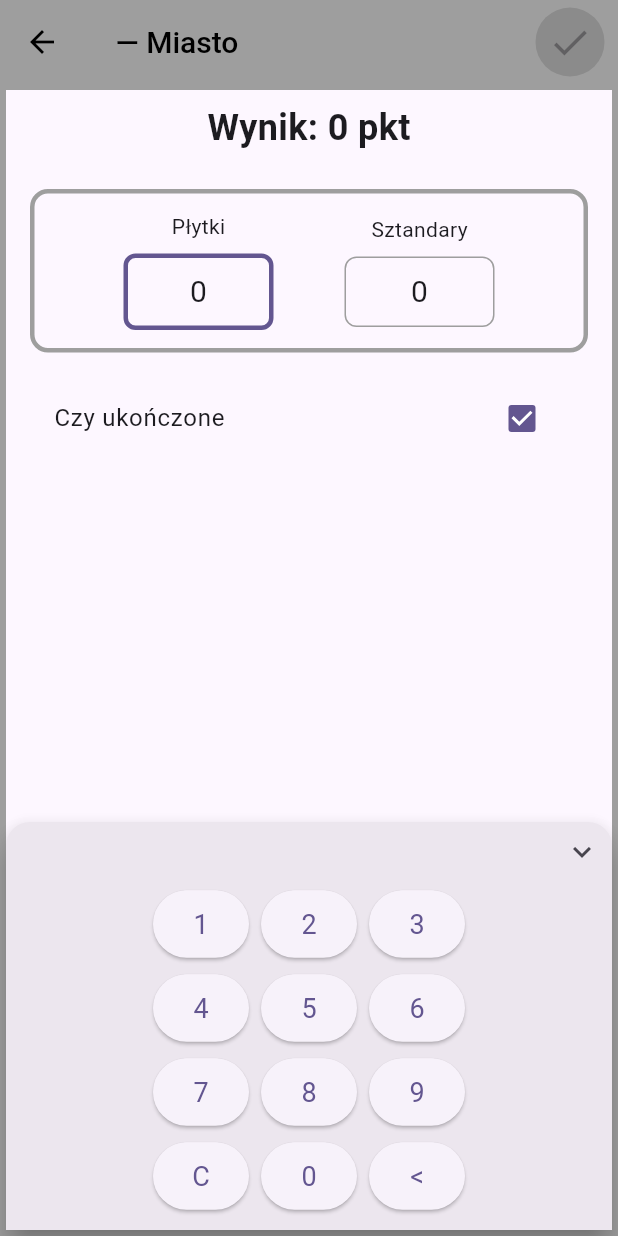
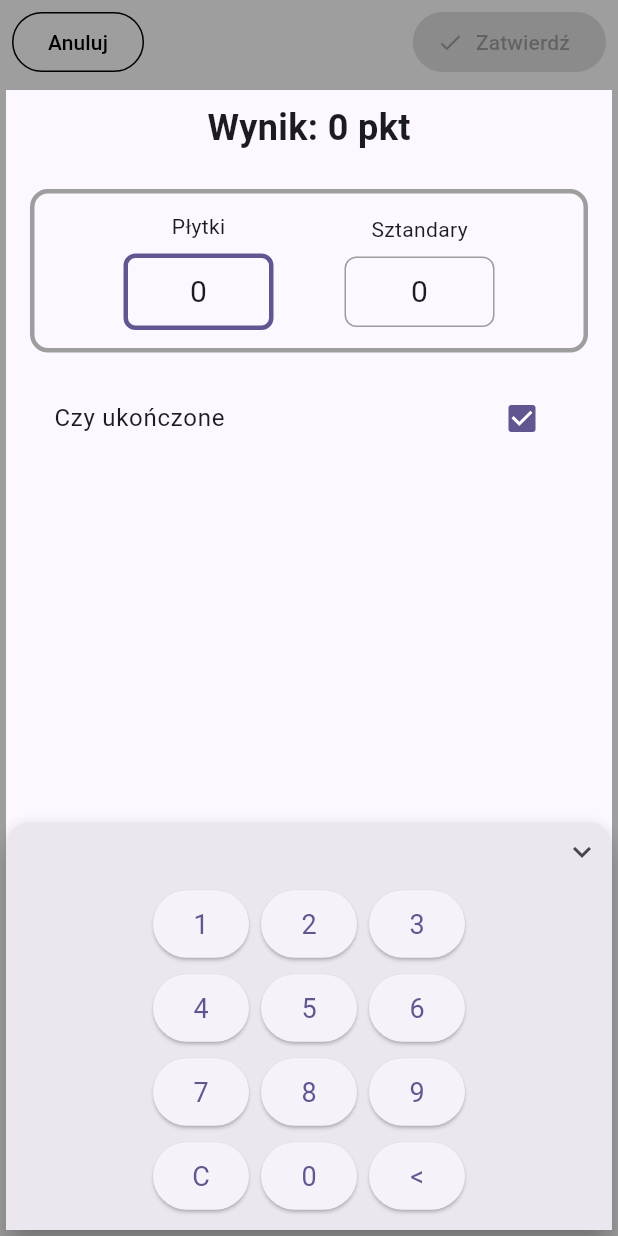
Before and after one commit to WGFizban/CC_NEW, a Flutter app: the AddPointsScreen screen opened directly with empty values, on a phone screen of 412 x 824 dp. Run offline on Flutter 3.47's test engine with Material 3 defaults, Android fonts, the phone set to English and light mode, and no system bars; our stand-ins replace flutter_colorpicker, flutter_svg, shared_preferences, wakelock_plus; accounts and stored records are empty; generated files the repository leaves out were written again.

Commit message:
Pasek ekranów punktowania: Anuluj i Zatwierdź zamiast strzałki i fajki, bez tytułu; wyśrodkowany tytuł wyboru; podpowiedzi jako dymek z X
Co-Authored-By: Claude Sonnet 5.5 <noreply@anthropic.com>
Claude-Session: https://claude.ai/code/session_01P2QWxkXWwGKiSLABjDzL2r

```diff
--- a/lib/screens/add_points_screen.dart
+++ b/lib/screens/add_points_screen.dart
@@ -14,8 +14,7 @@ import '../models/sharing.dart';
 import '../models/sheep.dart';
 import '../models/standings.dart';
 import '../theme/app_colors.dart';
-import '../widgets/auto_size_text.dart';
-import '../widgets/confirm_action.dart';
+import '../widgets/scoring_app_bar.dart';
 import '../widgets/counter_stepper.dart';
 import '../widgets/game_icon.dart';
 import '../widgets/goods_widgets.dart';
@@ -313,15 +312,11 @@ class _AddPointsScreenState extends State<AddPointsScreen> {
         _goldToAdd.isNotEmpty;
 
     return Scaffold(
-      appBar: AppBar(
-        title: AppBarTitle(
-          neutral
-              ? _type.title(l)
-              : '${widget.player.name} — ${_type.title(l)}',
-        ),
+      appBar: scoringAppBar(
+        context,
+        onConfirm: canConfirm ? _confirm : null,
         backgroundColor: neutral ? null : color,
         foregroundColor: neutral ? null : foregroundOn(color),
-        actions: [ConfirmAction(onPressed: canConfirm ? _confirm : null)],
       ),
       body: Container(
         decoration: neutral
--- a/lib/screens/select_points_type_screen.dart
+++ b/lib/screens/select_points_type_screen.dart
@@ -83,7 +83,10 @@ class SelectPointsTypeScreen extends StatelessWidget {
         automaticallyImplyLeading: false,
         toolbarHeight: 72,
         centerTitle: true,
-        title: AppBarTitle(l.addPointsTitle(player.name)),
+        title: AppBarTitle(
+          l.addPointsTitle(player.name),
+          textAlign: TextAlign.center,
+        ),
         backgroundColor: color,
         foregroundColor: foregroundOn(color),
       ),
--- a/lib/widgets/confirm_action.dart
+++ /dev/null
@@ -1,30 +0,0 @@
-import 'package:flutter/material.dart';
-
-import '../l10n/l10n.dart';
-
-/// Duża fajka zatwierdzająca w prawym górnym rogu paska (`AppBar.actions`).
-/// Jest zielona, żeby wyróżniała się w pasku. Gdy [onPressed] jest `null`,
-/// przycisk jest wyszarzony.
-class ConfirmAction extends StatelessWidget {
-  final VoidCallback? onPressed;
-
-  const ConfirmAction({super.key, required this.onPressed});
-
-  @override
-  Widget build(BuildContext context) {
-    return Padding(
-      padding: const EdgeInsets.only(right: 8),
-      child: IconButton.filled(
-        onPressed: onPressed,
-        style: IconButton.styleFrom(
-          backgroundColor: const Color(0xFF2E9E44),
-          foregroundColor: Colors.white,
-          disabledBackgroundColor: Colors.black12,
-        ),
-        tooltip: context.l10n.confirm,
-        iconSize: 30,
-        icon: const Icon(Icons.check),
-      ),
-    );
-  }
-}
--- /dev/null
+++ b/lib/widgets/scoring_app_bar.dart
@@ -0,0 +1,53 @@
+import 'package:flutter/material.dart';
+
+import '../l10n/l10n.dart';
+
+/// Pasek ekranu punktowania: po lewej przycisk „Anuluj", po prawej
+/// „Zatwierdź" (wyszarzony, gdy [onConfirm] jest `null`), bez tytułu.
+AppBar scoringAppBar(
+  BuildContext context, {
+  required VoidCallback? onConfirm,
+  Color? backgroundColor,
+  Color? foregroundColor,
+}) {
+  final l = context.l10n;
+  return AppBar(
+    automaticallyImplyLeading: false,
+    backgroundColor: backgroundColor,
+    foregroundColor: foregroundColor,
+    leadingWidth: 130,
+    leading: Align(
+      alignment: Alignment.centerLeft,
+      child: Padding(
+        padding: const EdgeInsets.only(left: 8),
+        child: OutlinedButton(
+          onPressed: () => Navigator.pop(context),
+          style: OutlinedButton.styleFrom(
+            foregroundColor: foregroundColor,
+            side: BorderSide(
+              color: foregroundColor ?? Theme.of(context).colorScheme.outline,
+            ),
+            shape: const StadiumBorder(),
+          ),
+          child: Text(l.cancel),
+        ),
+      ),
+    ),
+    actions: [
+      Padding(
+        padding: const EdgeInsets.only(right: 8),
+        child: FilledButton.icon(
+          onPressed: onConfirm,
+          style: FilledButton.styleFrom(
+            backgroundColor: const Color(0xFF2E9E44),
+            foregroundColor: Colors.white,
+            disabledBackgroundColor: Colors.black12,
+            shape: const StadiumBorder(),
+          ),
+          icon: const Icon(Icons.check),
+          label: Text(l.confirm),
+        ),
+      ),
+    ],
+  );
+}
```
Also changed, not shown: lib/screens/bazaar_screen.dart (+4 -5 lines), lib/screens/circus_screen.dart (+4 -7 lines), lib/screens/flock_screen.dart (+7 -10 lines), lib/screens/pyramid_screen.dart (+4 -5 lines), lib/screens/tower_screen.dart (+4 -5 lines), lib/widgets/auto_size_text.dart (+9 -1 lines).
